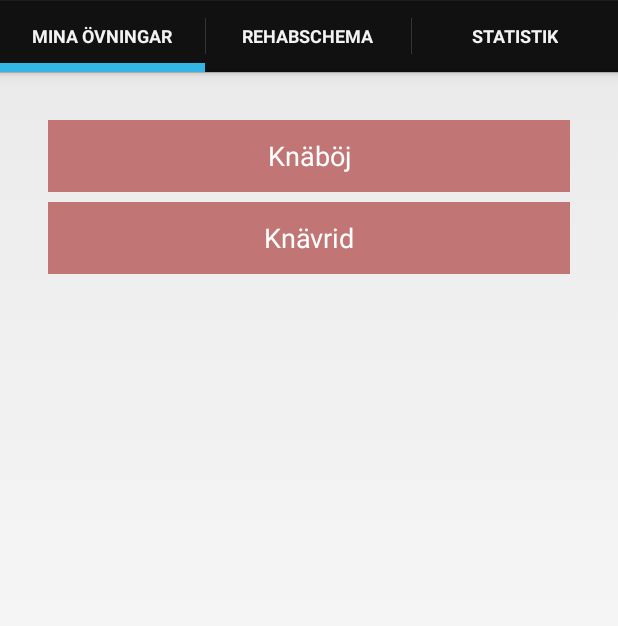
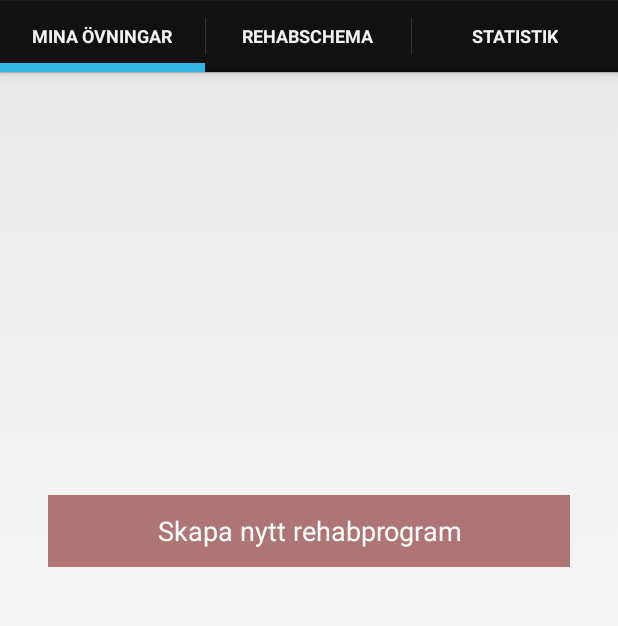
Before and after one commit to mbark/rehappilitering, an Android app: the screen it shows after launch (MainActivity), on a phone screen of 412 x 824 dp, the part 72-698 px from its top. Run offline under Robolectric (Android 15) with nearby library versions, the phone set to English and light mode, and no system bars.

Commit message:
Working on addexercises

```diff
--- a/app/src/main/java/arkbarkberg/rehappilitering/ExerciseProgram.java
+++ b/app/src/main/java/arkbarkberg/rehappilitering/ExerciseProgram.java
@@ -6,7 +6,7 @@ import java.util.ArrayList;
  * Created by mbark on 08/11/14.
  */
 public class ExerciseProgram {
-    private static final ArrayList<Exercise> EXERCISES = new ArrayList<Exercise>();
+    public static final ArrayList<Exercise> EXERCISES = new ArrayList<Exercise>();
 
     public static void addExercise(Exercise e) {
         EXERCISES.add(e);
--- a/app/src/main/java/arkbarkberg/rehappilitering/YourExercises.java
+++ b/app/src/main/java/arkbarkberg/rehappilitering/YourExercises.java
@@ -77,7 +77,15 @@ public class YourExercises extends Fragment implements View.OnClickListener {
         //Hämtar en layout från XML-filen
         LinearLayout layout = (LinearLayout) getView().findViewById(R.id.exerciseButtons);
 
-        //Loopar igenom array och skapar knappar
+        if(ExerciseProgram.EXERCISES.size()==0){
+            Button createProgramButton = (Button)getView().findViewById(R.id.createProgramButton);
+            createProgramButton.setVisibility(View.VISIBLE);
+            createProgramButton.setOnClickListener(this);
+        }
+
+        else{
+                    //Loopar igenom array och skapar knappar
+
         for (int i=0; i<exercises.size(); i++){
             exerciseButton = new Button(thiscontext);
 
@@ -96,48 +104,45 @@ public class YourExercises extends Fragment implements View.OnClickListener {
 
             exerciseButton.setOnClickListener(this);
             layout.addView(exerciseButton);
+
+            Button setNotificationButton = (Button)getView().findViewById(R.id.setNotification);
+            setNotificationButton.setVisibility(View.VISIBLE);
+            Button evaluateButton = (Button)getView().findViewById(R.id.evaluateButton);
+            evaluateButton.setVisibility(View.VISIBLE);
+        }
         }
 
     }
 
+
     public void onClick(View v) {
 
-        //Hämta det klickade objektet från array
+        switch(v.getId()) {
+            case R.id.createProgramButton:
+                Intent intent = new Intent(thiscontext, AddExercises.class);
+                startActivity(intent);
+            break;
+
+
+        case R.id.exerciseButtons://Hämta det klickade objektet från array
         Exercise e = exercises.get((Integer) v.getTag());
 
         //Skapa intent dit användaren skickas
-        Intent intent = new Intent(thiscontext, InstructionsYour.class);
+        Intent intent2 = new Intent(thiscontext, InstructionsYour.class);
 
         //Skapa bundle så vi kan skicka exercise objekt mellan aktiviteter
         Bundle bundle = new Bundle();
         bundle.putSerializable("exercise", e);
-        intent.putExtras(bundle);
+        intent2.putExtras(bundle);
 
         startActivity(new Intent(Intent.ACTION_VIEW, Uri.parse("http://www.youtube.com/watch?v=cxLG2wtE7TM")));
         //Starta ny aktivitet
         //startActivity(intent);
+
+            break;
+
+        }
     }
 
 
-   /* @Override
-    public boolean onCreateOptionsMenu(Menu menu) {
-        // Inflate the menu; this adds items to the action bar if it is present.
-        getMenuInflater().inflate(R.menu.menu_your_exercises, menu);
-        return true;
-    }
-
-    @Override
-    public boolean onOptionsItemSelected(MenuItem item) {
-        // Handle action bar item clicks here. The action bar will
-        // automatically handle clicks on the Home/Up button, so long
-        // as you specify a parent activity in AndroidManifest.xml.
-        int id = item.getItemId();
-
-        //noinspection SimplifiableIfStatement
-        if (id == R.id.action_settings) {
-            return true;
-        }
-
-        return super.onOptionsItemSelected(item);
-    }*/
 }
--- a/app/src/main/res/layout/activity_your_exercises.xml
+++ b/app/src/main/res/layout/activity_your_exercises.xml
@@ -17,4 +17,37 @@
             android:layout_alignParentStart="true">
         </LinearLayout>
 
+    <Button
+        android:layout_width="fill_parent"
+        android:layout_height="wrap_content"
+        android:text="Skapa nytt rehabprogram"
+        android:background="@color/red"
+        android:textColor="#FFFFFF"
+        android:id="@+id/createProgramButton"
+
+        android:visibility="gone"
+        android:layout_marginTop="250dp"/>
+
+    <Button
+        android:layout_width="fill_parent"
+        android:layout_height="wrap_content"
+        android:text="Utvärdera träning"
+        android:background="@color/green"
+        android:textColor="#FFFFFF"
+        android:id="@+id/evaluateButton"
+        android:onClick="evaluate"
+        android:visibility="gone"
+        android:layout_marginTop="340dp"/>
+
+    <Button
+        android:layout_width="fill_parent"
+        android:layout_height="wrap_content"
+        android:text="Ställ in påminnelse"
+        android:background="@color/green"
+        android:textColor="#FFFFFF"
+        android:id="@+id/setNotification"
+        android:visibility="gone"
+        android:layout_marginTop="400dp"/>
+
+
 </FrameLayout>
```
Also changed, not shown: app/src/main/AndroidManifest.xml (+10 -6 lines), app/src/main/java/arkbarkberg/rehappilitering/AddExercises.java (added, +48 -0 lines), app/src/main/res/layout/activity_add_exercises.xml (+39 -2 lines).
